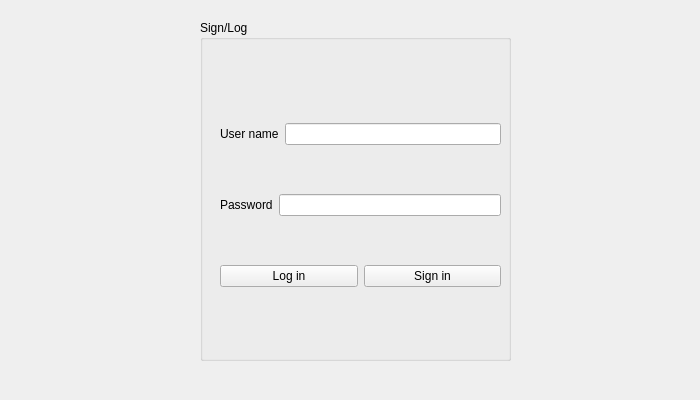
Above: connect_page.ui from tucaEmanuel18/notePad before the change. Below: the same form after it.
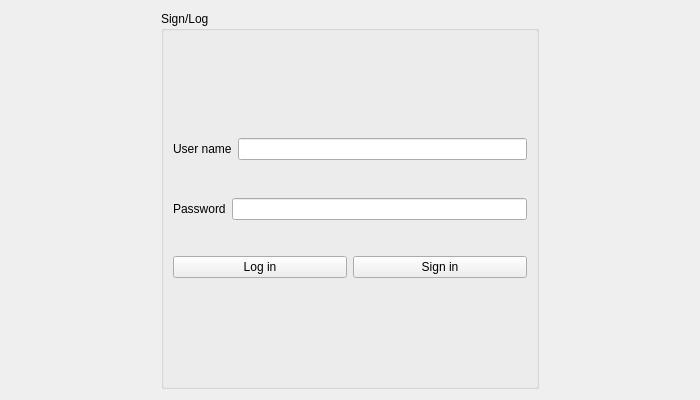
That is the form after the change.

```diff
--- a/connect_page.ui
+++ b/connect_page.ui
@@ -13,27 +13,30 @@
   <property name="windowTitle">
    <string>Form</string>
   </property>
+  <layout class="QHBoxLayout" name="horizontalLayout_4">
+   <item>
+    <spacer name="horizontalSpacer">
+     <property name="orientation">
+      <enum>Qt::Horizontal</enum>
+     </property>
+     <property name="sizeType">
+      <enum>QSizePolicy::Preferred</enum>
+     </property>
+     <property name="sizeHint" stdset="0">
+      <size>
+       <width>150</width>
+       <height>50</height>
+      </size>
+     </property>
+    </spacer>
+   </item>
+   <item>
   <widget class="QGroupBox" name="groupBox">
-   <property name="geometry">
-    <rect>
-     <x>200</x>
-     <y>20</y>
-     <width>311</width>
-     <height>341</height>
-    </rect>
-   </property>
    <property name="title">
     <string>Sign/Log</string>
    </property>
-   <widget class="QWidget" name="">
-    <property name="geometry">
-     <rect>
-      <x>20</x>
-      <y>60</y>
-      <width>281</width>
-      <height>251</height>
-     </rect>
-    </property>
+     <layout class="QVBoxLayout" name="verticalLayout_2">
+      <item>
     <layout class="QVBoxLayout" name="verticalLayout">
      <item>
       <layout class="QHBoxLayout" name="horizontalLayout">
@@ -49,6 +52,38 @@
        </item>
       </layout>
      </item>
+        <item>
+         <spacer name="verticalSpacer_3">
+          <property name="orientation">
+           <enum>Qt::Vertical</enum>
+          </property>
+          <property name="sizeType">
+           <enum>QSizePolicy::Fixed</enum>
+          </property>
+          <property name="sizeHint" stdset="0">
+           <size>
+            <width>20</width>
+            <height>30</height>
+           </size>
+          </property>
+         </spacer>
+        </item>
+        <item>
+         <spacer name="verticalSpacer">
+          <property name="orientation">
+           <enum>Qt::Vertical</enum>
+          </property>
+          <property name="sizeType">
+           <enum>QSizePolicy::Fixed</enum>
+          </property>
+          <property name="sizeHint" stdset="0">
+           <size>
+            <width>20</width>
+            <height>2</height>
+           </size>
+          </property>
+         </spacer>
+        </item>
      <item>
       <layout class="QHBoxLayout" name="horizontalLayout_2">
        <item>
@@ -63,6 +98,22 @@
        </item>
       </layout>
      </item>
+        <item>
+         <spacer name="verticalSpacer_2">
+          <property name="orientation">
+           <enum>Qt::Vertical</enum>
+          </property>
+          <property name="sizeType">
+           <enum>QSizePolicy::Fixed</enum>
+          </property>
+          <property name="sizeHint" stdset="0">
+           <size>
+            <width>10</width>
+            <height>30</height>
+           </size>
+          </property>
+         </spacer>
+        </item>
      <item>
       <layout class="QHBoxLayout" name="horizontalLayout_3">
        <item>
@@ -82,8 +133,27 @@
       </layout>
      </item>
     </layout>
-   </widget>
-  </widget>
+      </item>
+     </layout>
+    </widget>
+   </item>
+   <item>
+    <spacer name="horizontalSpacer_2">
+     <property name="orientation">
+      <enum>Qt::Horizontal</enum>
+     </property>
+     <property name="sizeType">
+      <enum>QSizePolicy::Preferred</enum>
+     </property>
+     <property name="sizeHint" stdset="0">
+      <size>
+       <width>150</width>
+       <height>20</height>
+      </size>
+     </property>
+    </spacer>
+   </item>
+  </layout>
  </widget>
  <resources/>
  <connections/>
```
Lines whose indentation alone changed are shown as unchanged.
